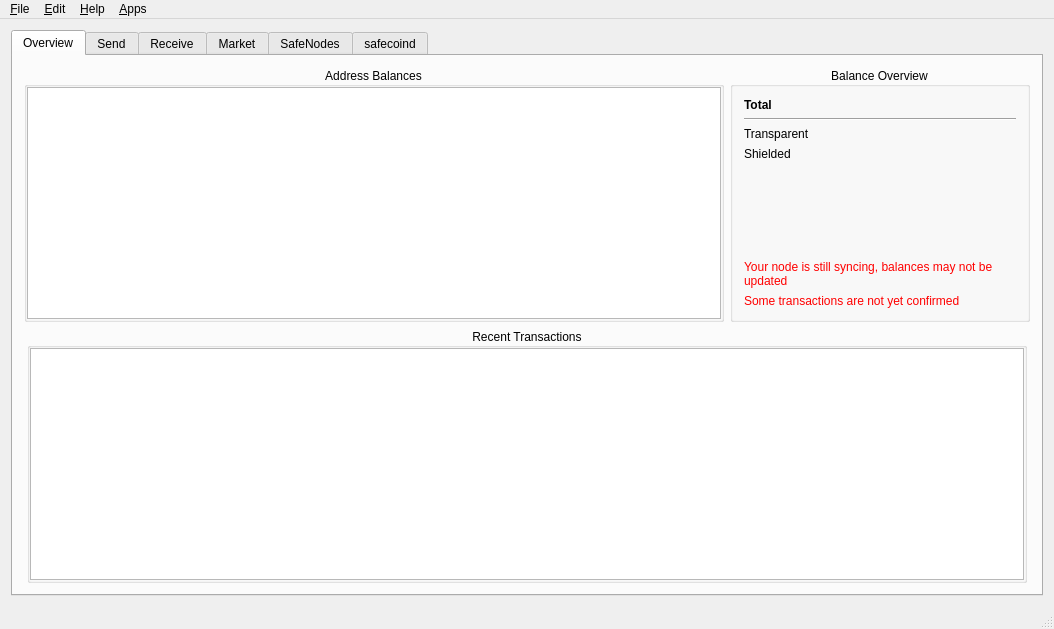
The window that src/mainwindow.ui (OleksandrBlack/safecoin-qt-wallet) describes before a commit, drawn with Qt 5.
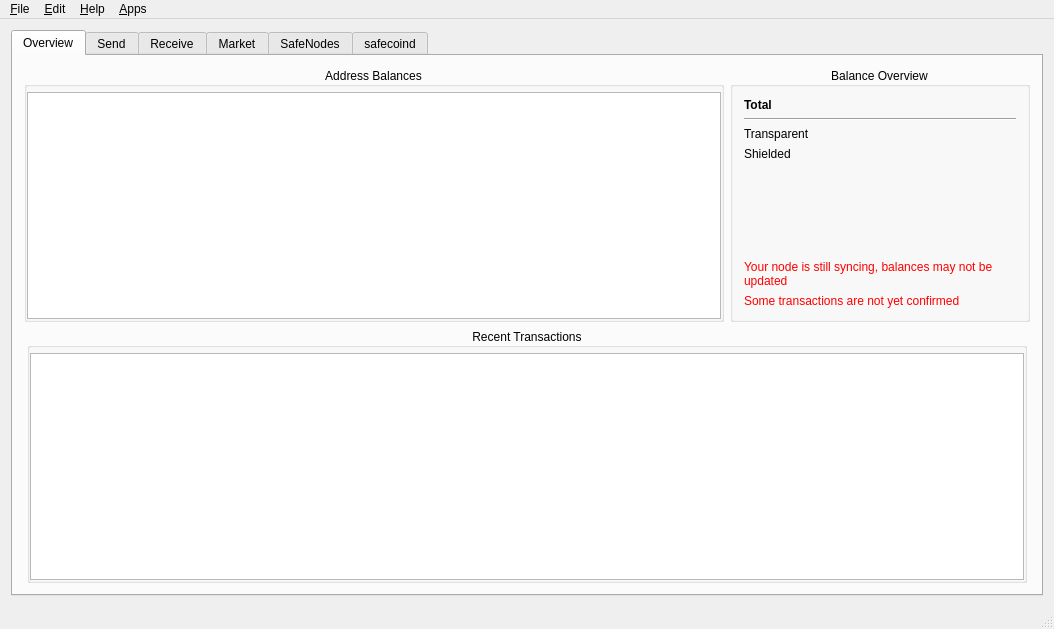
The same window after the commit. Icons and pictures are not drawn. Custom widgets are drawn as their Qt base class.

Commit message: fix squished headers

Patch:
```diff
--- a/src/mainwindow.ui
+++ b/src/mainwindow.ui
@@ -68,7 +68,7 @@
               <number>0</number>
              </property>
              <property name="topMargin">
-              <number>0</number>
+              <number>5</number>
              </property>
              <property name="rightMargin">
               <number>0</number>
@@ -348,7 +348,7 @@
               <number>0</number>
              </property>
              <property name="topMargin">
-              <number>0</number>
+              <number>5</number>
              </property>
              <property name="rightMargin">
               <number>0</number>
```
